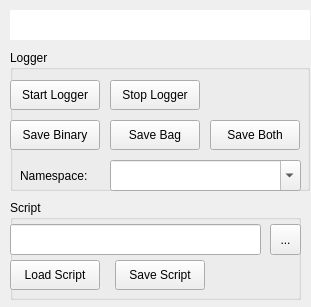
This is rqt_signal_logger/resource/signal_logger_configure.ui in ANYbotics/signal_logger as Qt 5 draws it before an edit. The edited form follows.
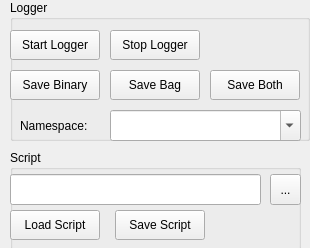
This is the edited form.

Commit message: update rqt gui, statusbar for both views, allow refresh on logger run

```diff
--- a/rqt_signal_logger/resource/signal_logger_configure.ui
+++ b/rqt_signal_logger/resource/signal_logger_configure.ui
@@ -6,34 +6,18 @@
    <rect>
     <x>0</x>
     <y>0</y>
-    <width>311</width>
-    <height>307</height>
+    <width>310</width>
+    <height>248</height>
    </rect>
   </property>
   <property name="windowTitle">
    <string>Signal Logger</string>
   </property>
-  <widget class="QStatusBar" name="statusbar">
-   <property name="geometry">
-    <rect>
-     <x>10</x>
-     <y>10</y>
-     <width>300</width>
-     <height>30</height>
-    </rect>
-   </property>
-   <property name="styleSheet">
-    <string notr="true">background-color: rgb(255, 255, 255);</string>
-   </property>
-   <property name="sizeGripEnabled">
-    <bool>false</bool>
-   </property>
-  </widget>
   <widget class="QGroupBox" name="groupLogger">
    <property name="geometry">
     <rect>
      <x>10</x>
-     <y>50</y>
+     <y>0</y>
      <width>300</width>
      <height>141</height>
     </rect>
@@ -137,7 +121,7 @@
    <property name="geometry">
     <rect>
      <x>10</x>
-     <y>200</y>
+     <y>150</y>
      <width>291</width>
      <height>100</height>
     </rect>
```
The commit also changes 4 other files.
